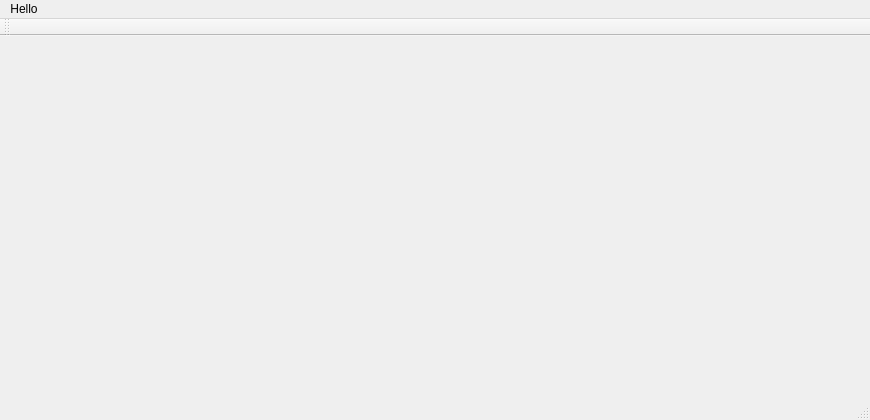
Old version of the form Projet info/Projet_Graphique/mainwindow.ui in the repository ilgha/Qt-projet.
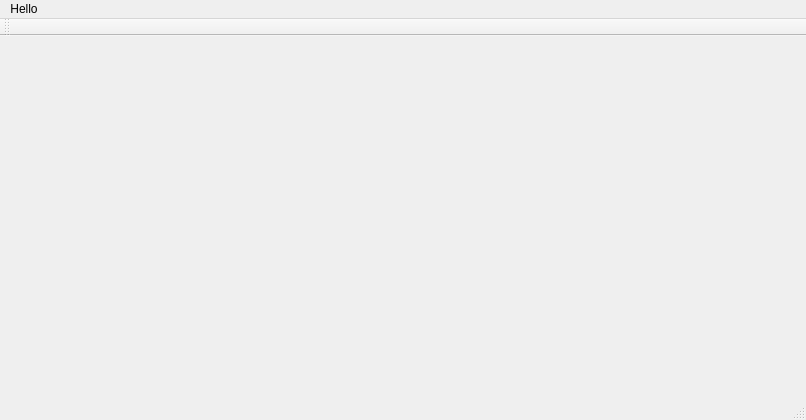
New version of the form.

```diff
--- a/Projet info/Projet_Graphique/mainwindow.ui
+++ b/Projet info/Projet_Graphique/mainwindow.ui
@@ -6,7 +6,7 @@
    <rect>
     <x>0</x>
     <y>0</y>
-    <width>870</width>
+    <width>806</width>
     <height>420</height>
    </rect>
   </property>
@@ -19,7 +19,7 @@
     <rect>
      <x>0</x>
      <y>0</y>
-     <width>870</width>
+     <width>806</width>
      <height>25</height>
     </rect>
    </property>
```
Left out of the diff: 13 changed lines with no effect on the pictures.
